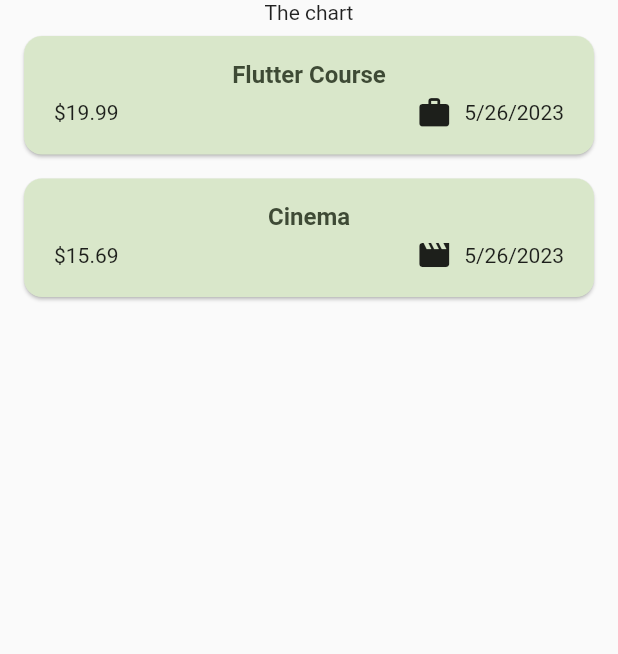
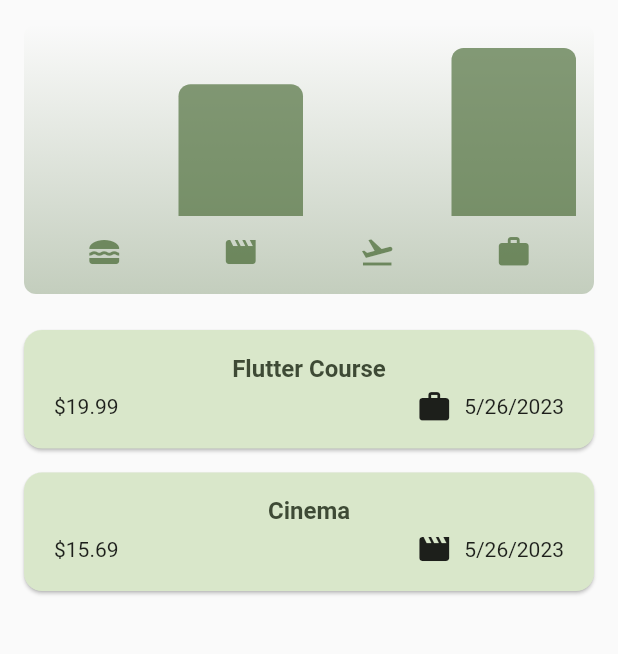
Before and after one commit to Passant-Hatem/spend_wise, a Flutter app: the screen it shows after launch, on a phone screen of 412 x 824 dp, the part 84-738 px from its top. Run offline on Flutter 3.47's test engine with Material 2 defaults, Android fonts, the phone set to English and light mode, and no system bars.

Commit message:
feat: expenses chart

```diff
--- a/lib/models/expense.dart
+++ b/lib/models/expense.dart
@@ -1,15 +1,7 @@
-import 'package:flutter/material.dart';
 import 'package:spend_wise/models/utils.dart';
 import 'package:uuid/uuid.dart';
 
 const uuid = Uuid();
-
-const categoryIcons = {
-  Category.food: Icons.lunch_dining,
-  Category.travel: Icons.flight_takeoff,
-  Category.leisure: Icons.movie,
-  Category.work: Icons.work,
-};
 
 class Expense {
   Expense({
--- /dev/null
+++ b/lib/models/expense_bucket.dart
@@ -0,0 +1,28 @@
+import 'package:spend_wise/models/utils.dart';
+
+import 'expense.dart';
+
+class ExpenseBucket{
+  const ExpenseBucket({
+    required this.category,
+    required this.expenses,
+  });
+
+  ExpenseBucket.forCategory(List<Expense> allExpenses, this.category)
+      : expenses = allExpenses
+            .where((expense) => expense.category == category)
+            .toList();
+
+  final Category category;
+  final List<Expense> expenses;
+
+  double get totalExpenses {
+    double sum = 0;
+
+    for (final expense in expenses) {
+      sum += expense.amount;
+    }
+
+    return sum;
+  }
+}
--- a/lib/models/utils.dart
+++ b/lib/models/utils.dart
@@ -1,6 +1,13 @@
+import 'package:flutter/material.dart';
 import 'package:intl/intl.dart';
 
 final dateFormater = DateFormat.yMd();
 
+enum Category { food, travel, leisure, work }
 
-enum Category { food, travel, leisure, work }
+const categoryIcons = {
+  Category.food: Icons.lunch_dining,
+  Category.travel: Icons.flight_takeoff,
+  Category.leisure: Icons.movie,
+  Category.work: Icons.work,
+};
--- a/lib/spend_wise_home.dart
+++ b/lib/spend_wise_home.dart
@@ -1,6 +1,7 @@
 import 'package:flutter/material.dart';
 import 'package:spend_wise/add_new_expense.dart';
-import 'package:spend_wise/widgets/expenses_list.dart';
+import 'package:spend_wise/widgets/chart/chart.dart';
+import 'package:spend_wise/widgets/expenses_list/expenses_list.dart';
 
 import 'models/expense.dart';
 import 'models/utils.dart';
@@ -91,7 +92,7 @@ class _SpendWiseHomeState extends State<SpendWiseHome> {
       ),
       body: Column(
         children: [
-          const Text('The chart'),
+          Chart(expenses: _registeredExpenses),
           Expanded(
             child: mainContent,
           ),
--- /dev/null
+++ b/lib/widgets/chart/chart.dart
@@ -0,0 +1,97 @@
+import 'package:flutter/material.dart';
+
+import '../../models/expense.dart';
+import '../../models/expense_bucket.dart';
+import '../../models/utils.dart';
+import 'chart_bar.dart';
+
+class Chart extends StatelessWidget {
+  const Chart({super.key, required this.expenses});
+
+  final List<Expense> expenses;
+
+  List<ExpenseBucket> get buckets {
+    return [
+      ExpenseBucket.forCategory(expenses, Category.food),
+      ExpenseBucket.forCategory(expenses, Category.leisure),
+      ExpenseBucket.forCategory(expenses, Category.travel),
+      ExpenseBucket.forCategory(expenses, Category.work),
+    ];
+  }
+
+  double get maxTotalExpense {
+    double maxTotalExpense = 0;
+
+    for (final bucket in buckets) {
+      if (bucket.totalExpenses > maxTotalExpense) {
+        maxTotalExpense = bucket.totalExpenses;
+      }
+    }
+
+    return maxTotalExpense;
+  }
+
+  @override
+  Widget build(BuildContext context) {
+    final isDarkMode =
+        MediaQuery.of(context).platformBrightness == Brightness.dark;
+    return Container(
+      margin: const EdgeInsets.all(16),
+      padding: const EdgeInsets.symmetric(
+        vertical: 16,
+        horizontal: 8,
+      ),
+      width: double.infinity,
+      height: 180,
+      decoration: BoxDecoration(
+        borderRadius: BorderRadius.circular(8),
+        gradient: LinearGradient(
+          colors: [
+            Theme.of(context).colorScheme.primary.withOpacity(0.3),
+            Theme.of(context).colorScheme.primary.withOpacity(0.0)
+          ],
+          begin: Alignment.bottomCenter,
+          end: Alignment.topCenter,
+        ),
+      ),
+      child: Column(
+        children: [
+          Expanded(
+            child: Row(
+              crossAxisAlignment: CrossAxisAlignment.end,
+              children: [
+                for (final bucket in buckets)
+                  ChartBar(
+                    fill: bucket.totalExpenses == 0
+                        ? 0
+                        : bucket.totalExpenses / maxTotalExpense,
+                  )
+              ],
+            ),
+          ),
+          const SizedBox(height: 12),
+          Row(
+            children: buckets // for ... in
+                .map(
+                  (bucket) => Expanded(
+                    child: Padding(
+                      padding: const EdgeInsets.symmetric(horizontal: 4),
+                      child: Icon(
+                        categoryIcons[bucket.category],
+                        color: isDarkMode
+                            ? Theme.of(context).colorScheme.secondary
+                            : Theme.of(context)
+                                .colorScheme
+                                .primary
+                                .withOpacity(0.7),
+                      ),
+                    ),
+                  ),
+                )
+                .toList(),
+          )
+        ],
+      ),
+    );
+  }
+}
--- /dev/null
+++ b/lib/widgets/chart/chart_bar.dart
@@ -0,0 +1,34 @@
+import 'package:flutter/material.dart';
+
+class ChartBar extends StatelessWidget {
+  const ChartBar({
+    super.key,
+    required this.fill,
+  });
+
+  final double fill;
+
+  @override
+  Widget build(BuildContext context) {
+    final isDarkMode =
+        MediaQuery.of(context).platformBrightness == Brightness.dark;
+    return Expanded(
+      child: Padding(
+        padding: const EdgeInsets.symmetric(horizontal: 4),
+        child: FractionallySizedBox(
+          heightFactor: fill, // 0 <> 1
+          child: DecoratedBox(
+            decoration: BoxDecoration(
+              shape: BoxShape.rectangle,
+              borderRadius:
+                  const BorderRadius.vertical(top: Radius.circular(8)),
+              color: isDarkMode
+                  ? Theme.of(context).colorScheme.secondary
+                  : Theme.of(context).colorScheme.primary.withOpacity(0.65),
+            ),
+          ),
+        ),
+      ),
+    );
+  }
+}
--- a/lib/widgets/expenses_item.dart
+++ b/lib/widgets/expenses_list/expenses_item.dart
@@ -1,6 +1,6 @@
 import 'package:flutter/material.dart';
-
-import '../models/expense.dart';
+import '../../models/expense.dart';
+import '../../models/utils.dart';
 
 class ExpenseItem extends StatelessWidget {
   const ExpenseItem(this.expense, {super.key});
--- a/lib/widgets/expenses_list.dart
+++ b/lib/widgets/expenses_list/expenses_list.dart
@@ -1,5 +1,5 @@
 import 'package:flutter/material.dart';
-import '../models/expense.dart';
+import '../../models/expense.dart';
 import 'expenses_item.dart';
 
 class ExpensesList extends StatelessWidget {
```
